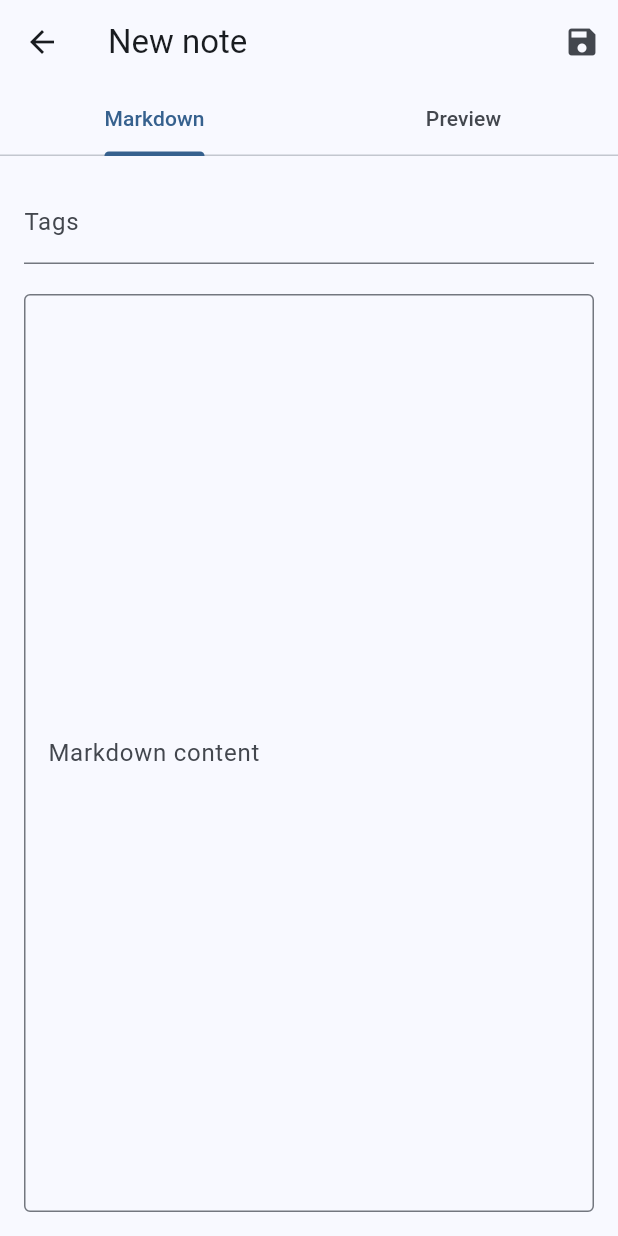
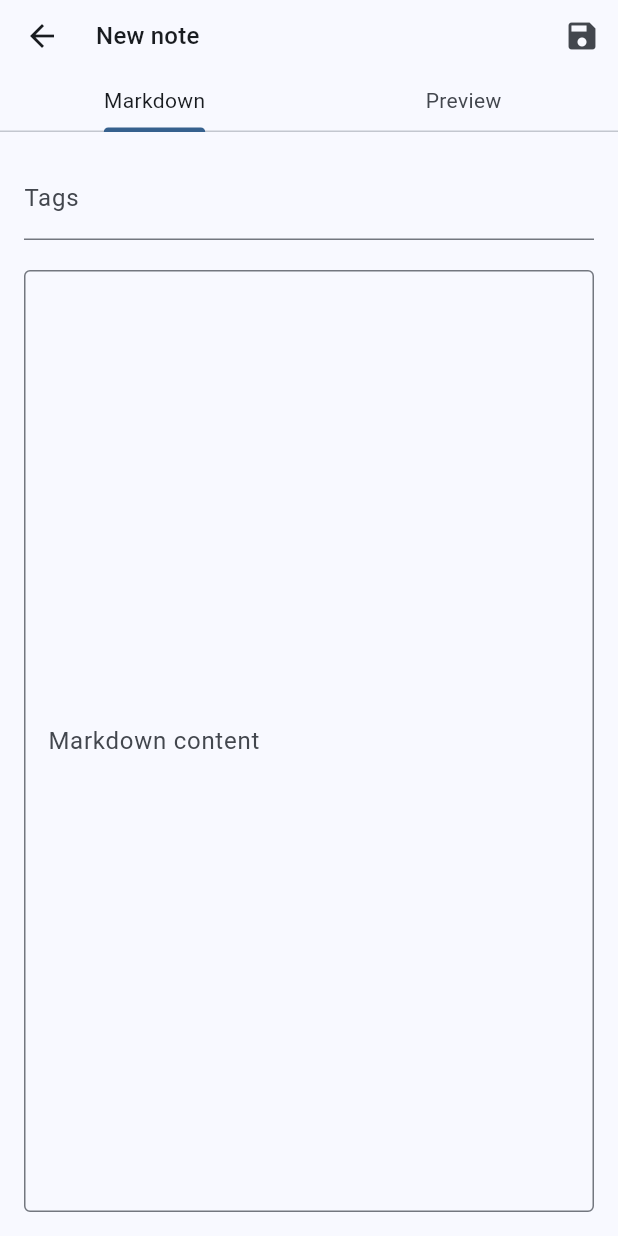
Before and after one commit to KayBeckmann/tracker, a Flutter app: the NoteEditPage screen opened directly with empty values, on a phone screen of 412 x 824 dp. Run offline on Flutter 3.47's test engine with Material 3 defaults, Android fonts, the phone set to English and light mode, and no system bars; our stand-ins replace drift, flutter_markdown, hive_flutter; accounts and stored records are empty; generated files the repository leaves out were written again.

Commit message:
neues Menü

```diff
--- a/app/lib/notes/note_edit_page.dart
+++ b/app/lib/notes/note_edit_page.dart
@@ -173,8 +173,34 @@ class _NoteEditPageState extends State<NoteEditPage>
   @override
   Widget build(BuildContext context) {
     final loc = AppLocalizations.of(context);
+    final mediaQuery = MediaQuery.of(context);
+    final theme = Theme.of(context);
+    final bool isCompactLayout =
+        mediaQuery.size.height < 600 || mediaQuery.size.width < 600;
+    final double toolbarHeight =
+        isCompactLayout ? 48.0 : kToolbarHeight;
+    final double tabBarHeight =
+        isCompactLayout ? 40.0 : kTextTabBarHeight;
+
+    final tabBar = TabBar(
+      controller: _tabController,
+      labelStyle:
+          isCompactLayout ? theme.textTheme.bodyMedium : null,
+      labelPadding: EdgeInsets.symmetric(
+        horizontal: isCompactLayout ? 12 : 16,
+      ),
+      tabs: [
+        Tab(text: loc.notesMarkdownTabEdit),
+        Tab(text: loc.notesMarkdownTabPreview),
+      ],
+    );
+
     return Scaffold(
       appBar: AppBar(
+        toolbarHeight: toolbarHeight,
+        titleTextStyle:
+            isCompactLayout ? theme.textTheme.titleMedium : null,
+        titleSpacing: isCompactLayout ? 8 : null,
         title: Text(
           widget.isEditing ? loc.notesEditorTitleEdit : loc.notesEditorTitleNew,
         ),
@@ -197,12 +223,12 @@ class _NoteEditPageState extends State<NoteEditPage>
                 : const Icon(Icons.save),
           ),
         ],
-        bottom: TabBar(
-          controller: _tabController,
-          tabs: [
-            Tab(text: loc.notesMarkdownTabEdit),
-            Tab(text: loc.notesMarkdownTabPreview),
-          ],
+        bottom: PreferredSize(
+          preferredSize: Size.fromHeight(tabBarHeight),
+          child: SizedBox(
+            height: tabBarHeight,
+            child: tabBar,
+          ),
         ),
       ),
       body: TabBarView(
```
Also changed, not shown: app/lib/notes/note_drawing_page.dart (+11 -0 lines), 1 other file.
